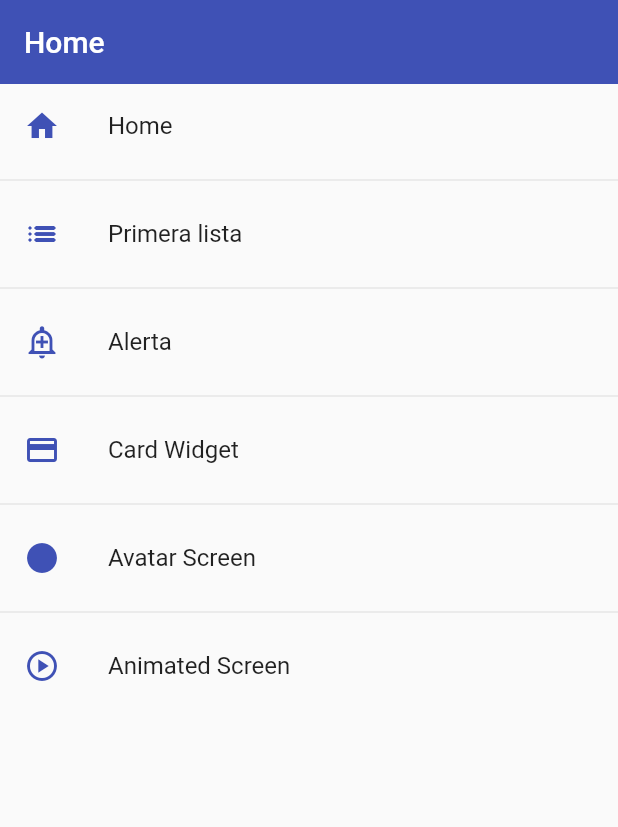
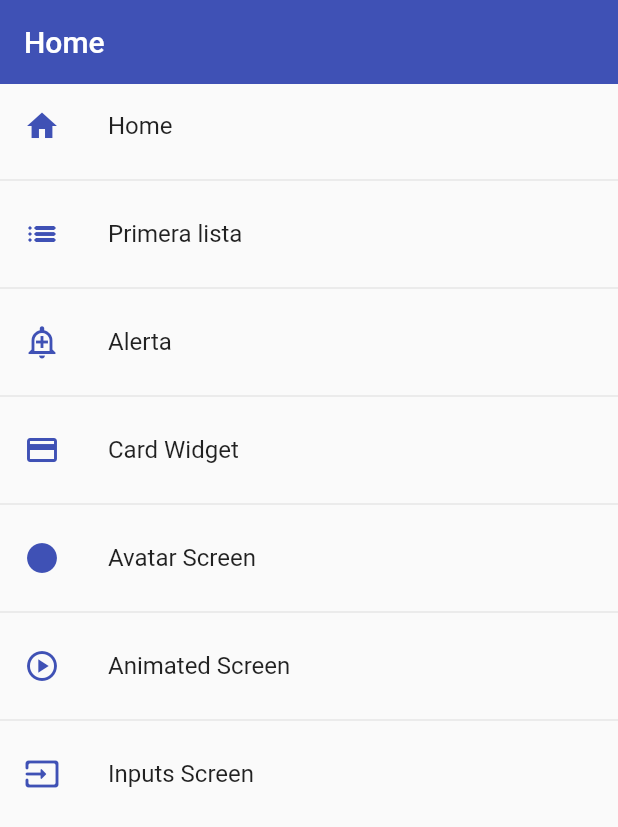
Before and after one commit to TecAbel/flutter-components, a Flutter app: the screen it shows after launch, on a phone screen of 412 x 824 dp. Shown: the top 827 px of the screen. Run offline on Flutter 3.47's test engine with Material 2 defaults, Android fonts, the phone set to English and light mode, and no system bars.

Commit message:
feat(inputs): created screen

```diff
--- a/lib/router/app_routes.dart
+++ b/lib/router/app_routes.dart
@@ -66,6 +66,12 @@ class AppRoutes {
       icon: Icons.play_circle_outlined,
       screen: const AnimatedScreen(),
     ),
+    RouteOption(
+      path: 'inputs',
+      name: 'Inputs Screen',
+      icon: Icons.input_rounded,
+      screen: const InputsScreen(),
+    ),
   ];
 
   static Map<String, Widget Function(BuildContext)> getAppRoutes() {
--- a/lib/screens/animated_sc.dart
+++ b/lib/screens/animated_sc.dart
@@ -38,7 +38,7 @@ class _AnimatedScreenState extends State<AnimatedScreen> {
       body: Center(
         child: AnimatedContainer(
           duration: const Duration(milliseconds: 400),
-          curve: Curves.bounceOut,
+          curve: Curves.easeOutCubic,
           width: _width,
           height: _height,
           decoration: BoxDecoration(
--- /dev/null
+++ b/lib/screens/inputs_sc.dart
@@ -0,0 +1,13 @@
+import 'package:flutter/material.dart';
+
+class InputsScreen extends StatelessWidget {
+  const InputsScreen({super.key});
+
+  @override
+  Widget build(BuildContext context) {
+    return Scaffold(
+      appBar: AppBar(title: const Text('Inputs')),
+      body: const Center(child: Text('Inputs')),
+    );
+  }
+}
--- a/lib/screens/screens_index.dart
+++ b/lib/screens/screens_index.dart
@@ -1,3 +1,4 @@
+export 'package:components/screens/inputs_sc.dart';
 export 'package:components/screens/animated_sc.dart';
 export 'package:components/screens/avatar_sc.dart';
 export 'package:components/screens/card_sc.dart';
```
